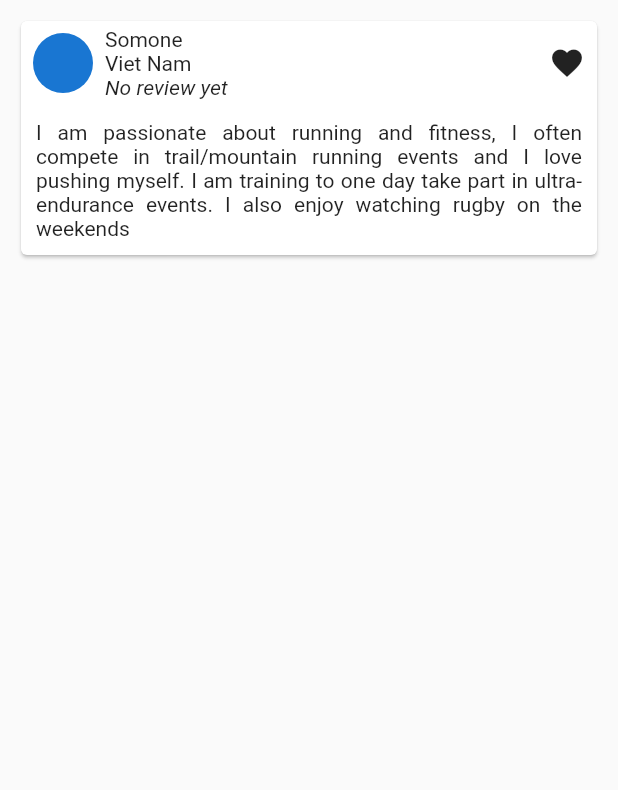
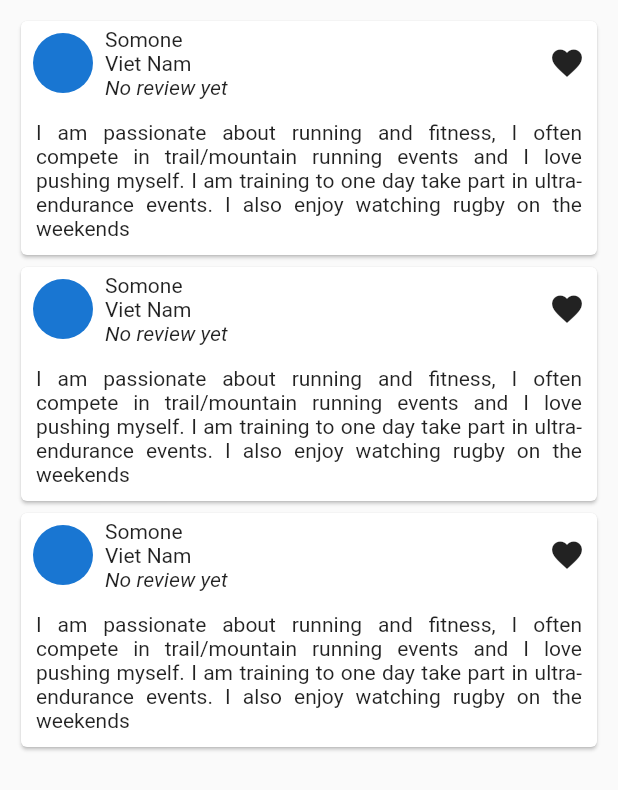
Before and after one commit to manhvu0803/let_tutor, a Flutter app: the Screen screen opened directly, after a tap on "LOGIN", on a phone screen of 412 x 824 dp. Shown: the top 790 px of the screen. Run offline on Flutter 3.47's test engine with Material 2 defaults, Android fonts, the phone set to English and light mode, and no system bars.

Commit message:
Add tutor info screen and reorganize files

```diff
--- a/lib/main.dart
+++ b/lib/main.dart
@@ -1,5 +1,5 @@
 import 'package:flutter/material.dart';
-import 'package:let_tutor/login_screen.dart';
+import 'package:let_tutor/screens/login_screen.dart';
 
 void main() {
   runApp(const LetTutorApp());
--- /dev/null
+++ b/lib/screens/tutor_list_screen.dart
@@ -0,0 +1,20 @@
+import 'package:flutter/material.dart';
+import 'package:let_tutor/screens/screen.dart';
+import 'package:let_tutor/widgets/tutor_card.dart';
+
+class TutorListScreen extends StatelessWidget {
+  const TutorListScreen({super.key});
+
+  @override
+  Widget build(BuildContext context) {
+    return Screen(
+      child: ListView(
+        children: const [
+          TutorCard(name: "Somone", country: "Viet Nam", introduction: "I am passionate about running and fitness, I often compete in trail/mountain running events and I love pushing myself. I am training to one day take part in ultra-endurance events. I also enjoy watching rugby on the weekends"),
+          TutorCard(name: "Somone", country: "Viet Nam", introduction: "I am passionate about running and fitness, I often compete in trail/mountain running events and I love pushing myself. I am training to one day take part in ultra-endurance events. I also enjoy watching rugby on the weekends"),
+          TutorCard(name: "Somone", country: "Viet Nam", introduction: "I am passionate about running and fitness, I often compete in trail/mountain running events and I love pushing myself. I am training to one day take part in ultra-endurance events. I also enjoy watching rugby on the weekends")
+        ]
+      ),
+    );
+  }
+}
--- a/lib/tutor_card.dart
+++ /dev/null
@@ -1,76 +0,0 @@
-import 'package:flutter/material.dart';
-
-class TutorCard extends StatelessWidget {
-  final String name;
-
-  final ImageProvider? avatar;
-
-  final String country;
-
-  final ImageProvider? countryFlag;
-
-  final String introduction;
-
-  final int? rating;
-
-  final List<String>? tags;
-
-  const TutorCard({super.key, required this.name, this.avatar, this.country = "", this.countryFlag, this.introduction = "", this.rating, this.tags});
-
-  @override
-  Widget build(BuildContext context) {
-    return Card(
-      child: Column(
-        crossAxisAlignment: CrossAxisAlignment.stretch,
-        children: [
-          Row(
-            children: [
-              Padding(
-                padding: const EdgeInsets.all(8.0),
-                child: CircleAvatar(foregroundImage: avatar),
-              ),
-              Flexible(
-                child: Column(
-                  mainAxisAlignment: MainAxisAlignment.start,
-                  crossAxisAlignment: CrossAxisAlignment.stretch,
-                  children: [
-                    Text(name),
-                    countryRow(),
-                    ratingText(),
-                  ],
-                ),
-              ),
-              const Padding(
-                padding: EdgeInsets.all(8.0),
-                child: Icon(Icons.favorite),
-              )
-            ],
-          ),
-          Padding(
-            padding: const EdgeInsets.all(10),
-            child: Text(introduction, textAlign: TextAlign.justify),
-          )
-        ],
-      ),
-    );
-  }
-
-  Row countryRow() {
-    var children = <Widget>[];
-
-    if (countryFlag != null) {
-      children.add(Image(image: countryFlag!));
-    }
-
-    children.add(Text(country));
-    return Row(children: children);
-  }
-
-  Text ratingText() {
-    if (rating == null) {
-      return const Text("No review yet", style: TextStyle(fontStyle: FontStyle.italic));
-    }
-
-    return Text(rating.toString());
-  }
-}
--- a/lib/tutor_list_screen.dart
+++ /dev/null
@@ -1,18 +0,0 @@
-import 'package:flutter/material.dart';
-import 'package:let_tutor/screen.dart';
-import 'package:let_tutor/tutor_card.dart';
-
-class TutorListScreen extends StatelessWidget {
-  const TutorListScreen({super.key});
-
-  @override
-  Widget build(BuildContext context) {
-    return Screen(
-      child: ListView(
-        children: const [
-          TutorCard(name: "Somone", country: "Viet Nam", introduction: "I am passionate about running and fitness, I often compete in trail/mountain running events and I love pushing myself. I am training to one day take part in ultra-endurance events. I also enjoy watching rugby on the weekends")
-        ]
-      ),
-    );
-  }
-}
--- /dev/null
+++ b/lib/widgets/country_label.dart
@@ -0,0 +1,21 @@
+import 'package:flutter/material.dart';
+
+class CountryLabel extends StatelessWidget {
+  final ImageProvider? flag;
+
+  final String countryName;
+
+  const CountryLabel({super.key, this.flag, this.countryName = ""});
+
+  @override
+  Widget build(BuildContext context) {
+    var children = <Widget>[];
+
+    if (flag != null) {
+      children.add(Image(image: flag!));
+    }
+
+    children.add(Text(countryName));
+    return Row(children: children);
+  }
+}
--- /dev/null
+++ b/lib/widgets/rating_label.dart
@@ -0,0 +1,16 @@
+import 'package:flutter/material.dart';
+
+class RatingLabel extends StatelessWidget {
+  final int rating;
+
+  const RatingLabel({super.key, this.rating = 0});
+
+  @override
+  Widget build(BuildContext context) {
+    if (rating < 1) {
+      return const Text("No review yet", style: TextStyle(fontStyle: FontStyle.italic));
+    }
+
+    return Text(rating.toString());
+  }
+}
--- /dev/null
+++ b/lib/widgets/tutor_card.dart
@@ -0,0 +1,65 @@
+import 'package:flutter/material.dart';
+import 'package:let_tutor/widgets/country_label.dart';
+import 'package:let_tutor/widgets/rating_label.dart';
+import 'package:let_tutor/screens/tutor_info_screen.dart';
+
+class TutorCard extends StatelessWidget {
+  final String name;
+
+  final ImageProvider? avatar;
+
+  final String country;
+
+  final ImageProvider? countryFlag;
+
+  final String introduction;
+
+  final int rating;
+
+  final List<String>? tags;
+
+  const TutorCard({super.key, required this.name, this.avatar, this.country = "", this.countryFlag, this.introduction = "", this.rating = 0, this.tags});
+
+  @override
+  Widget build(BuildContext context) {
+    assert(debugCheckHasMaterial(context));
+
+    return Card(
+      child: InkWell(
+        onTap: () => Navigator.push(context, MaterialPageRoute(builder: (context) => const TutorInfoScreen())),
+        child: Column(
+          crossAxisAlignment: CrossAxisAlignment.stretch,
+          children: [
+            Row(
+              children: [
+                Padding(
+                  padding: const EdgeInsets.all(8.0),
+                  child: CircleAvatar(foregroundImage: avatar),
+                ),
+                Flexible(
+                  child: Column(
+                    mainAxisAlignment: MainAxisAlignment.start,
+                    crossAxisAlignment: CrossAxisAlignment.stretch,
+                    children: [
+                      Text(name),
+                      CountryLabel(countryName: country, flag: countryFlag),
+                      RatingLabel(rating: rating),
+                    ],
+                  ),
+                ),
+                const Padding(
+                  padding: EdgeInsets.all(8.0),
+                  child: Icon(Icons.favorite),
+                )
+              ],
+            ),
+            Padding(
+              padding: const EdgeInsets.all(10),
+              child: Text(introduction, textAlign: TextAlign.justify),
+            )
+          ],
+        ),
+      ),
+    );
+  }
+}
```
Also changed, not shown: lib/screens/login_screen.dart (renamed from lib/login_screen.dart, +3 -4 lines), lib/screens/tutor_info_screen.dart (added, +57 -0 lines), lib/screens/screen.dart (renamed from lib/screen.dart), 1 other file.
